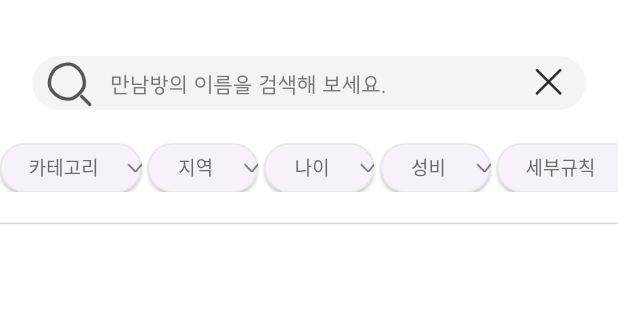
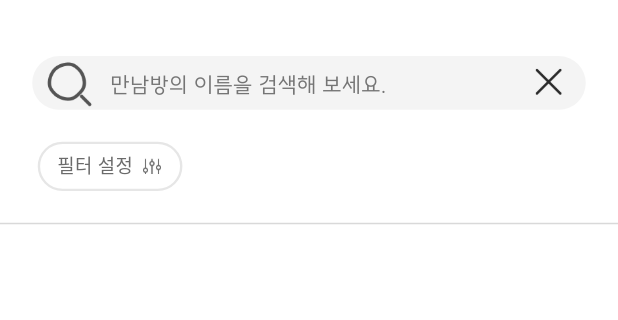
Before and after one commit to eeeunjin/meet-up, a Flutter app: the MeetBrowseMain screen opened by its route, on a phone screen of 412 x 824 dp, the part 73-393 px from its top. Run offline on Flutter 3.47's test engine with Material 3 defaults, Android fonts, the phone set to English and light mode, and no system bars; our stand-ins replace cloud_firestore, firebase_auth, firebase_core, flutter_screenutil, go_router; accounts and stored records are empty; Roboto replaces fonts that are missing (Pretendard-M); project files that could hold a hidden picture were left out.

Commit message:
라우터 구조 수정, 필터 아이콘 변경

```diff
--- a/lib/router.dart
+++ b/lib/router.dart
@@ -194,7 +194,7 @@ final router = GoRouter(
             builder: (context, state) {
               return const Scaffold(body: MeetBrowseMain());
             },
-        ),
+            routes: [
               GoRoute(
                   path: 'meetFilterMain',
                   name: 'meetFilterMain',
@@ -209,6 +209,7 @@ final router = GoRouter(
                         return const Scaffold(body: MeetFilterArea());
                       },
                     ),
+                  ]),
             ]),
 
         GoRoute(
--- a/lib/util/image.dart
+++ b/lib/util/image.dart
@@ -45,6 +45,8 @@ class ImagePath {
   static String get coinDollarIcon => 'assets/images/coin_dollar_icon.png';
   static String get coinWalletIcon => 'assets/images/coin_wallet_icon.png';
 
+  static String get filterIcon => 'assets/images/filter_icon.png';
+
   // bot_nav
   static String get meetOn => 'assets/images/bot_nav_meet_on.png';
   static String get meetOff => 'assets/images/bot_nav_meet_off.png';
--- a/lib/view/meet/meet_browse_main.dart
+++ b/lib/view/meet/meet_browse_main.dart
@@ -1,6 +1,5 @@
 import 'dart:io';
 import 'package:flutter/material.dart';
-import 'package:flutter/widgets.dart';
 import 'package:flutter_screenutil/flutter_screenutil.dart';
 import 'package:go_router/go_router.dart';
 import 'package:meet_up/util/color.dart';
@@ -72,30 +71,23 @@ class MeetBrowseMain extends StatelessWidget {
   Widget _main(BuildContext context) {
     return Container(
       color: Colors.white,
-      child: SingleChildScrollView(
-          // child: Padding(
-          // padding: EdgeInsets.only(
-          //   left: 20.0.w,
-          //   right: 20.0.w,
-          // ),
       child: Column(children: [
         SizedBox(height: 39.h),
         _search(context),
-        SizedBox(height: 23.h),
+        SizedBox(height: 22.h),
         _filter(context),
-        SizedBox(height: 21.h),
+        SizedBox(height: 22.h),
         _divider(),
         SizedBox(height: 28.h),
         // _meetingRoom(context),
-      ])),
+      ]),
     );
   }
 
   Widget _search(BuildContext context) {
     TextEditingController controller = TextEditingController();
 
-    return SingleChildScrollView(
-      child: SizedBox(
+    return SizedBox(
       width: 352.w,
       height: 37.h,
       child: Container(
@@ -130,67 +122,50 @@ class MeetBrowseMain extends StatelessWidget {
             errorBorder: InputBorder.none,
             disabledBorder: InputBorder.none,
 
-              hintStyle:
-                  AppTextStyles.SU_R_14.copyWith(color: UsedColor.text_3),
+            hintStyle: AppTextStyles.SU_R_14.copyWith(color: UsedColor.text_3),
           ),
           onChanged: (value) {},
-          ),
         ),
       ),
     );
   }
 
   Widget _filter(BuildContext context) {
-    List<String> filters = ['카테고리', '지역', '나이', '성비', '세부규칙'];
-
-    return SingleChildScrollView(
-      scrollDirection: Axis.horizontal,
-      child: Wrap(
-        spacing: 4.0.w,
-        children: filters.map((category) {
-          double buttonWidth = 70.w;
-          if (category.length == 4) {
-            buttonWidth = 90.w;
-          }
-          return SizedBox(
-            width: buttonWidth,
-            height: 34.h,
-            child: ElevatedButton(
-              onPressed: () {
+    return Padding(
+      padding: EdgeInsets.only(left: 24.0.w),
+      child: Row(
+        mainAxisAlignment: MainAxisAlignment.start,
+        crossAxisAlignment: CrossAxisAlignment.start,
+        children: [
+          GestureDetector(
+            onTap: () {
               context.goNamed('meetFilterMain');
             },
-              style: ElevatedButton.styleFrom(
-                padding: EdgeInsets.zero,
-                // backgroundColor: Colors.white,
-                side: BorderSide(
-                  color: UsedColor.button_g,
-                  width: 1.w,
+            child: Container(
+              width: 92.w,
+              height: 34.h,
+              decoration: BoxDecoration(
+                  borderRadius: BorderRadius.circular(19.r),
+                  border: Border.all(width: 1.5.w, color: UsedColor.button_g)),
+              child: Row(
+                mainAxisAlignment: MainAxisAlignment.center,
+                children: [
+                  Text(
+                    '필터 설정',
+                    style:
+                        AppTextStyles.PR_M_12.copyWith(color: UsedColor.text_2),
                   ),
-                shape: RoundedRectangleBorder(
-                  borderRadius: BorderRadius.circular(19.0),
-                ),
-              ),
-              child: Row(
-                mainAxisAlignment: MainAxisAlignment.spaceBetween,
-                children: [
-                  Expanded(
-                    child: Text(category,
-                        textAlign: TextAlign.center,
-                        style: AppTextStyles.PR_M_12.copyWith(
-                          color: UsedColor.text_2,
-                        )),
-                  ),
-                  //  const Spacer(),
+                  SizedBox(width: 5.w),
                   Image.asset(
-                    ImagePath.vector,
-                    width: 9.w,
-                    height: 9.h,
-                  ),
+                    ImagePath.filterIcon,
+                    width: 14.w,
+                    height: 11.h,
+                  )
                 ],
               ),
             ),
-          );
-        }).toList(),
+          ),
+        ],
       ),
     );
   }
--- a/lib/view/meet/meet_create.dart
+++ b/lib/view/meet/meet_create.dart
@@ -67,6 +67,10 @@ class MeetCreate extends StatelessWidget {
   Widget _back(BuildContext context) {
     return GestureDetector(
       onTap: () {
+        // 정보 초기화
+        final viewModel =
+            Provider.of<MeetCreateViewModel>(context, listen: false);
+        viewModel.backClearSelection();
         context.pop();
       },
       child: Image.asset(
--- a/lib/view/meet/meet_filter.dart
+++ b/lib/view/meet/meet_filter.dart
@@ -1,14 +1,11 @@
 import 'dart:io';
 import 'package:flutter/material.dart';
-import 'package:flutter/rendering.dart';
-import 'package:flutter/widgets.dart';
 import 'package:flutter_screenutil/flutter_screenutil.dart';
 import 'package:go_router/go_router.dart';
 import 'package:meet_up/util/color.dart';
 import 'package:meet_up/util/font.dart';
 import 'package:meet_up/util/image.dart';
 import 'package:meet_up/view/widget/header_widget.dart';
-import 'package:meet_up/view/widget/next_button.dart';
 import 'package:meet_up/view_model/meet/meet_browse_view_model.dart';
 import 'package:provider/provider.dart';
 
```
Also changed, not shown: lib/view_model/meet/meet_create_view_model.dart (+7 -7 lines), assets/images/filter_icon.png (added). Lines whose indentation alone changed are shown as unchanged.
